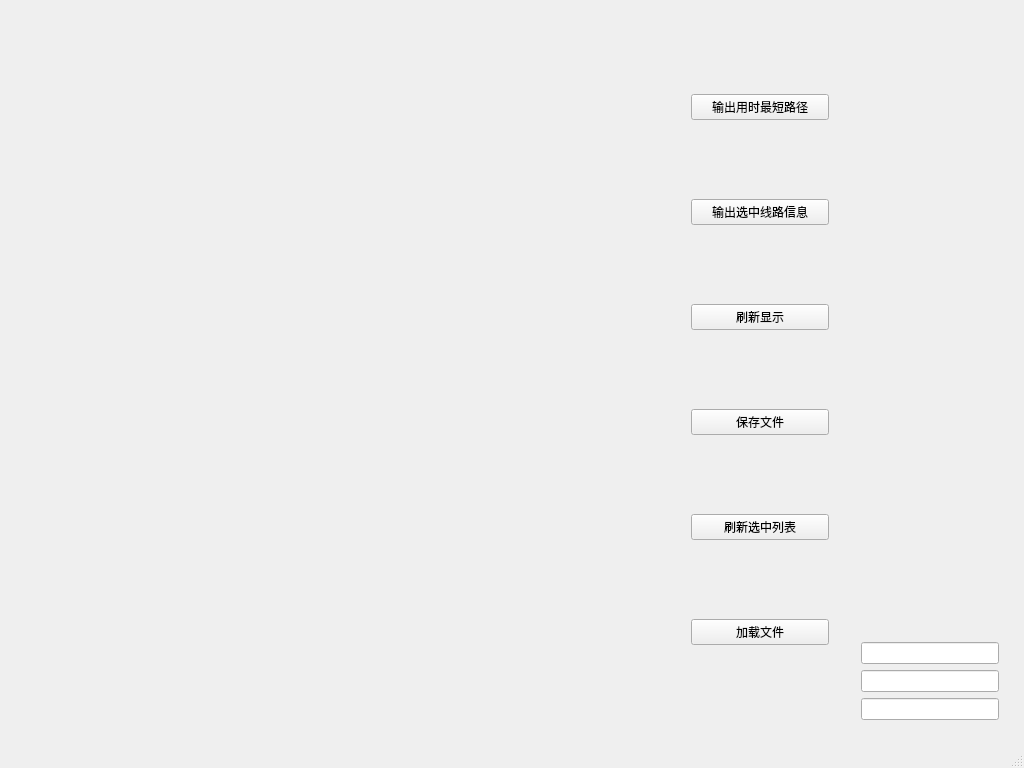
yilinfang/SubwaySystem, file mainwindow.ui: the form before one commit.
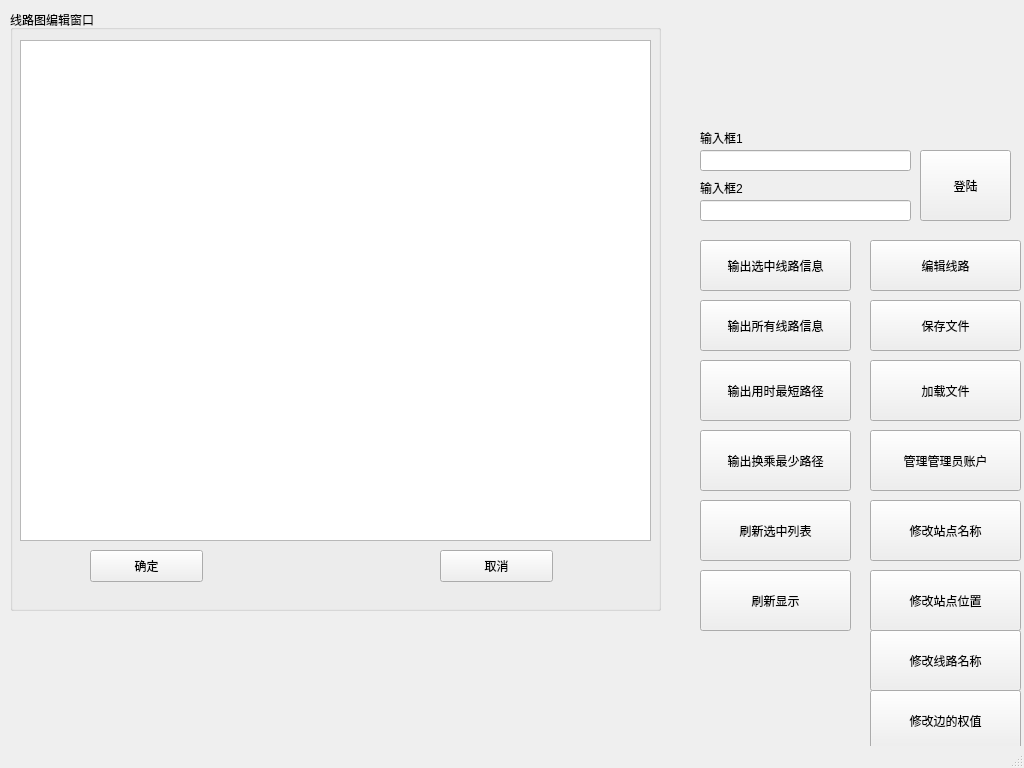
The form after the commit.

Commit message: finishi ui designing

```diff
--- a/mainwindow.ui
+++ b/mainwindow.ui
@@ -20,123 +20,353 @@
    <string>MainWindow</string>
   </property>
   <widget class="QWidget" name="centralWidget">
-   <widget class="QWidget" name="horizontalLayoutWidget">
+   <widget class="QGroupBox" name="groupBoxMap">
     <property name="geometry">
      <rect>
       <x>10</x>
-      <y>520</y>
+      <y>10</y>
       <width>651</width>
-      <height>211</height>
+      <height>601</height>
      </rect>
     </property>
-    <layout class="QHBoxLayout" name="horizontalLayout">
-     <item>
-      <widget class="QLabel" name="displayLabel1">
-       <property name="layoutDirection">
-        <enum>Qt::LeftToRight</enum>
-       </property>
-       <property name="text">
-        <string/>
-       </property>
-      </widget>
-     </item>
-     <item>
-      <widget class="QLabel" name="displayLabel2">
-       <property name="text">
-        <string/>
-       </property>
-      </widget>
-     </item>
-     <item>
-      <widget class="QLabel" name="displayLabel3">
-       <property name="text">
-        <string/>
-       </property>
-      </widget>
-     </item>
-    </layout>
+    <property name="title">
+     <string>线路图编辑窗口</string>
+    </property>
+    <widget class="QPushButton" name="cancelMap">
+     <property name="geometry">
+      <rect>
+       <x>430</x>
+       <y>540</y>
+       <width>113</width>
+       <height>32</height>
+      </rect>
+     </property>
+     <property name="text">
+      <string>取消</string>
+     </property>
+    </widget>
+    <widget class="QTextEdit" name="textEditMap">
+     <property name="geometry">
+      <rect>
+       <x>10</x>
+       <y>30</y>
+       <width>631</width>
+       <height>501</height>
+      </rect>
+     </property>
+    </widget>
+    <widget class="QPushButton" name="confirmMap">
+     <property name="enabled">
+      <bool>true</bool>
+     </property>
+     <property name="geometry">
+      <rect>
+       <x>80</x>
+       <y>540</y>
+       <width>113</width>
+       <height>32</height>
+      </rect>
+     </property>
+     <property name="text">
+      <string>确定</string>
+     </property>
+    </widget>
    </widget>
-   <widget class="QWidget" name="verticalLayoutWidget">
+   <widget class="QPushButton" name="editMap">
     <property name="geometry">
      <rect>
-      <x>680</x>
-      <y>10</y>
-      <width>160</width>
-      <height>721</height>
+      <x>870</x>
+      <y>240</y>
+      <width>151</width>
+      <height>51</height>
      </rect>
     </property>
-    <layout class="QVBoxLayout" name="verticalLayout">
-     <item>
-      <widget class="QPushButton" name="getMinestTimePath">
-       <property name="text">
-        <string>输出用时最短路径</string>
-       </property>
-      </widget>
-     </item>
-     <item>
-      <widget class="QPushButton" name="showLineStation">
-       <property name="text">
-        <string>输出选中线路信息</string>
-       </property>
-      </widget>
-     </item>
-     <item>
-      <widget class="QPushButton" name="pushButton">
-       <property name="text">
-        <string>刷新显示</string>
-       </property>
-      </widget>
-     </item>
-     <item>
-      <widget class="QPushButton" name="saveFile">
-       <property name="text">
-        <string>保存文件</string>
-       </property>
-      </widget>
-     </item>
-     <item>
-      <widget class="QPushButton" name="updateDisplay">
-       <property name="text">
-        <string>刷新选中列表</string>
-       </property>
-      </widget>
-     </item>
-     <item>
-      <widget class="QPushButton" name="loadFile">
-       <property name="text">
-        <string>加载文件</string>
-       </property>
-      </widget>
-     </item>
-    </layout>
+    <property name="text">
+     <string>编辑线路</string>
+    </property>
    </widget>
-   <widget class="QWidget" name="verticalLayoutWidget_2">
+   <widget class="QLabel" name="label">
     <property name="geometry">
      <rect>
-      <x>850</x>
-      <y>10</y>
-      <width>160</width>
-      <height>721</height>
+      <x>700</x>
+      <y>130</y>
+      <width>60</width>
+      <height>16</height>
      </rect>
     </property>
-    <layout class="QVBoxLayout" name="verticalLayout_2">
-     <item>
-      <widget class="QLabel" name="displayLabelHints">
-       <property name="text">
-        <string/>
-       </property>
-      </widget>
-     </item>
-     <item>
-      <widget class="QLineEdit" name="inputLine1"/>
-     </item>
-     <item>
-      <widget class="QLineEdit" name="inputLine2"/>
-     </item>
-     <item>
-      <widget class="QLineEdit" name="inputLine3"/>
-     </item>
-    </layout>
+    <property name="text">
+     <string>输入框1</string>
+    </property>
+   </widget>
+   <widget class="QLabel" name="label_2">
+    <property name="geometry">
+     <rect>
+      <x>700</x>
+      <y>180</y>
+      <width>60</width>
+      <height>16</height>
+     </rect>
+    </property>
+    <property name="text">
+     <string>输入框2</string>
+    </property>
+   </widget>
+   <widget class="QPushButton" name="loadFile_2">
+    <property name="geometry">
+     <rect>
+      <x>920</x>
+      <y>150</y>
+      <width>91</width>
+      <height>71</height>
+     </rect>
+    </property>
+    <property name="text">
+     <string>登陆</string>
+    </property>
+   </widget>
+   <widget class="QPushButton" name="loginButton_2">
+    <property name="geometry">
+     <rect>
+      <x>870</x>
+      <y>430</y>
+      <width>151</width>
+      <height>61</height>
+     </rect>
+    </property>
+    <property name="text">
+     <string>管理管理员账户</string>
+    </property>
+   </widget>
+   <widget class="QPushButton" name="loginButton_3">
+    <property name="geometry">
+     <rect>
+      <x>870</x>
+      <y>500</y>
+      <width>151</width>
+      <height>61</height>
+     </rect>
+    </property>
+    <property name="text">
+     <string>修改站点名称</string>
+    </property>
+   </widget>
+   <widget class="QPushButton" name="loginButton_4">
+    <property name="geometry">
+     <rect>
+      <x>870</x>
+      <y>630</y>
+      <width>151</width>
+      <height>61</height>
+     </rect>
+    </property>
+    <property name="text">
+     <string>修改线路名称</string>
+    </property>
+   </widget>
+   <widget class="QPushButton" name="loginButton_5">
+    <property name="geometry">
+     <rect>
+      <x>870</x>
+      <y>690</y>
+      <width>151</width>
+      <height>61</height>
+     </rect>
+    </property>
+    <property name="text">
+     <string>修改边的权值</string>
+    </property>
+   </widget>
+   <widget class="QPushButton" name="showLineStation_2">
+    <property name="geometry">
+     <rect>
+      <x>700</x>
+      <y>300</y>
+      <width>151</width>
+      <height>51</height>
+     </rect>
+    </property>
+    <property name="text">
+     <string>输出所有线路信息</string>
+    </property>
+   </widget>
+   <widget class="QPushButton" name="getMinestTimePath_2">
+    <property name="geometry">
+     <rect>
+      <x>700</x>
+      <y>430</y>
+      <width>151</width>
+      <height>61</height>
+     </rect>
+    </property>
+    <property name="text">
+     <string>输出换乘最少路径</string>
+    </property>
+   </widget>
+   <widget class="QPushButton" name="loginButton_6">
+    <property name="geometry">
+     <rect>
+      <x>870</x>
+      <y>570</y>
+      <width>151</width>
+      <height>61</height>
+     </rect>
+    </property>
+    <property name="text">
+     <string>修改站点位置</string>
+    </property>
+   </widget>
+   <widget class="QLineEdit" name="inputLine3">
+    <property name="geometry">
+     <rect>
+      <x>700</x>
+      <y>200</y>
+      <width>211</width>
+      <height>21</height>
+     </rect>
+    </property>
+   </widget>
+   <widget class="QLabel" name="displayLabelHints">
+    <property name="geometry">
+     <rect>
+      <x>685</x>
+      <y>11</y>
+      <width>311</width>
+      <height>101</height>
+     </rect>
+    </property>
+    <property name="text">
+     <string/>
+    </property>
+   </widget>
+   <widget class="QLineEdit" name="inputLine2">
+    <property name="geometry">
+     <rect>
+      <x>700</x>
+      <y>150</y>
+      <width>211</width>
+      <height>21</height>
+     </rect>
+    </property>
+   </widget>
+   <widget class="QPushButton" name="loginButton">
+    <property name="geometry">
+     <rect>
+      <x>870</x>
+      <y>360</y>
+      <width>151</width>
+      <height>61</height>
+     </rect>
+    </property>
+    <property name="text">
+     <string>加载文件</string>
+    </property>
+   </widget>
+   <widget class="QPushButton" name="pushButton">
+    <property name="geometry">
+     <rect>
+      <x>700</x>
+      <y>570</y>
+      <width>151</width>
+      <height>61</height>
+     </rect>
+    </property>
+    <property name="text">
+     <string>刷新显示</string>
+    </property>
+   </widget>
+   <widget class="QPushButton" name="getMinestTimePath">
+    <property name="geometry">
+     <rect>
+      <x>700</x>
+      <y>360</y>
+      <width>151</width>
+      <height>61</height>
+     </rect>
+    </property>
+    <property name="text">
+     <string>输出用时最短路径</string>
+    </property>
+   </widget>
+   <widget class="QPushButton" name="updateDisplay">
+    <property name="geometry">
+     <rect>
+      <x>700</x>
+      <y>500</y>
+      <width>151</width>
+      <height>61</height>
+     </rect>
+    </property>
+    <property name="text">
+     <string>刷新选中列表</string>
+    </property>
+   </widget>
+   <widget class="QPushButton" name="showLineStation">
+    <property name="geometry">
+     <rect>
+      <x>700</x>
+      <y>240</y>
+      <width>151</width>
+      <height>51</height>
+     </rect>
+    </property>
+    <property name="text">
+     <string>输出选中线路信息</string>
+    </property>
+   </widget>
+   <widget class="QPushButton" name="saveFile">
+    <property name="geometry">
+     <rect>
+      <x>870</x>
+      <y>300</y>
+      <width>151</width>
+      <height>51</height>
+     </rect>
+    </property>
+    <property name="text">
+     <string>保存文件</string>
+    </property>
+   </widget>
+   <widget class="QLabel" name="displayLabel2">
+    <property name="geometry">
+     <rect>
+      <x>230</x>
+      <y>629</y>
+      <width>211</width>
+      <height>101</height>
+     </rect>
+    </property>
+    <property name="text">
+     <string/>
+    </property>
+   </widget>
+   <widget class="QLabel" name="displayLabel3">
+    <property name="geometry">
+     <rect>
+      <x>449</x>
+      <y>629</y>
+      <width>211</width>
+      <height>101</height>
+     </rect>
+    </property>
+    <property name="text">
+     <string/>
+    </property>
+   </widget>
+   <widget class="QLabel" name="displayLabel1">
+    <property name="geometry">
+     <rect>
+      <x>11</x>
+      <y>629</y>
+      <width>211</width>
+      <height>101</height>
+     </rect>
+    </property>
+    <property name="layoutDirection">
+     <enum>Qt::LeftToRight</enum>
+    </property>
+    <property name="text">
+     <string/>
+    </property>
    </widget>
   </widget>
   <widget class="QStatusBar" name="statusBar"/>
```
The commit also changes 4 other files.
